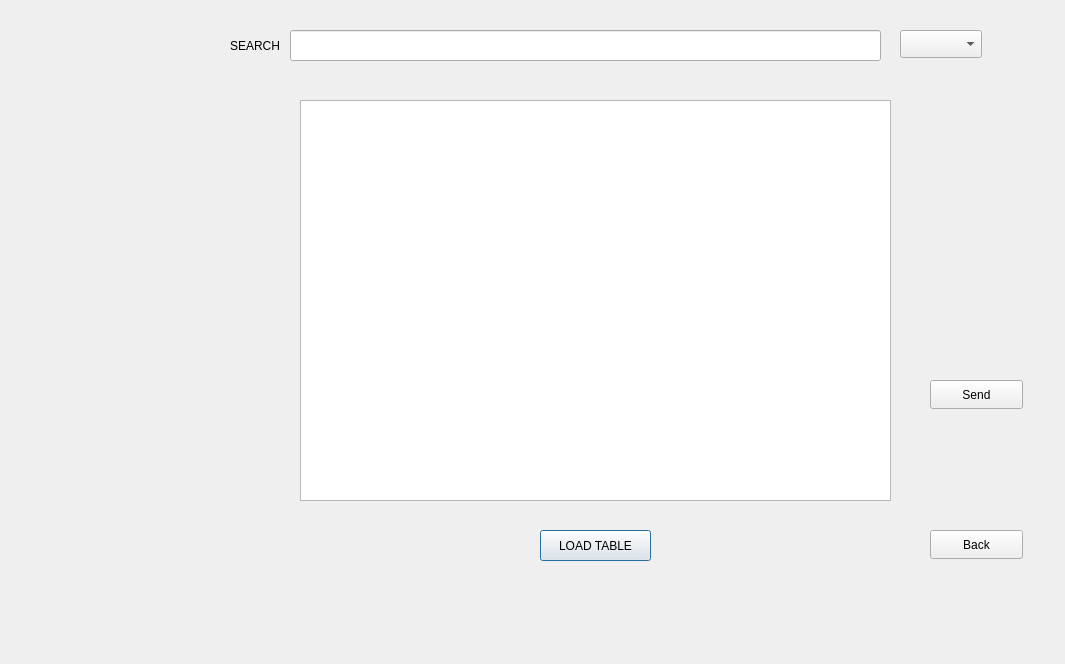
Above: Sqlite_DB/emergency.ui from AnishBharati/Qt-HMS before the change. Below: the same form after it.
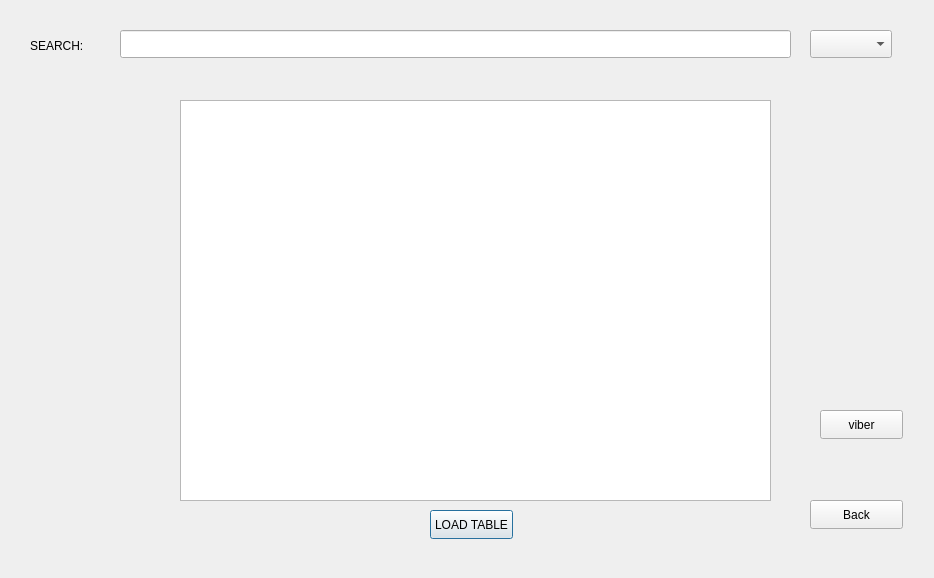
That is the form after the change. Icons and pictures are not drawn.

Diff of the .ui file:
```diff
--- a/Sqlite_DB/emergency.ui
+++ b/Sqlite_DB/emergency.ui
@@ -6,8 +6,8 @@
    <rect>
     <x>0</x>
     <y>0</y>
-    <width>1065</width>
-    <height>664</height>
+    <width>934</width>
+    <height>578</height>
    </rect>
   </property>
   <property name="windowTitle">
@@ -16,10 +16,10 @@
   <widget class="QPushButton" name="pushButton_load_table">
    <property name="geometry">
     <rect>
-     <x>540</x>
-     <y>530</y>
-     <width>111</width>
-     <height>31</height>
+     <x>430</x>
+     <y>510</y>
+     <width>83</width>
+     <height>29</height>
     </rect>
    </property>
    <property name="text">
@@ -29,7 +29,7 @@
   <widget class="QTableView" name="tableView">
    <property name="geometry">
     <rect>
-     <x>300</x>
+     <x>180</x>
      <y>100</y>
      <width>591</width>
      <height>401</height>
@@ -39,7 +39,7 @@
   <widget class="QComboBox" name="cbColumnas">
    <property name="geometry">
     <rect>
-     <x>900</x>
+     <x>810</x>
      <y>30</y>
      <width>82</width>
      <height>28</height>
@@ -49,31 +49,31 @@
   <widget class="QLineEdit" name="lineEdit">
    <property name="geometry">
     <rect>
-     <x>290</x>
+     <x>120</x>
      <y>30</y>
-     <width>591</width>
-     <height>31</height>
+     <width>671</width>
+     <height>28</height>
     </rect>
    </property>
   </widget>
   <widget class="QLabel" name="label">
    <property name="geometry">
     <rect>
-     <x>230</x>
+     <x>30</x>
      <y>30</y>
      <width>81</width>
      <height>31</height>
     </rect>
    </property>
    <property name="text">
-    <string>SEARCH</string>
+    <string>SEARCH:</string>
    </property>
   </widget>
   <widget class="QPushButton" name="pushButton_back">
    <property name="geometry">
     <rect>
-     <x>930</x>
-     <y>530</y>
+     <x>810</x>
+     <y>500</y>
      <width>93</width>
      <height>29</height>
     </rect>
@@ -82,33 +82,17 @@
     <string>Back</string>
    </property>
   </widget>
-  <widget class="QLabel" name="label_2">
-   <property name="geometry">
-    <rect>
-     <x>0</x>
-     <y>130</y>
-     <width>351</width>
-     <height>271</height>
-    </rect>
-   </property>
-   <property name="text">
-    <string/>
-   </property>
-   <property name="pixmap">
-    <pixmap>../../../alertsystem.jpg</pixmap>
-   </property>
-  </widget>
   <widget class="QPushButton" name="pushButton">
    <property name="geometry">
     <rect>
-     <x>930</x>
-     <y>380</y>
-     <width>93</width>
+     <x>820</x>
+     <y>410</y>
+     <width>83</width>
      <height>29</height>
     </rect>
    </property>
    <property name="text">
-    <string>Send</string>
+    <string>viber</string>
    </property>
   </widget>
  </widget>
```
Left out of the diff: 2 changed lines with no effect on the pictures.
